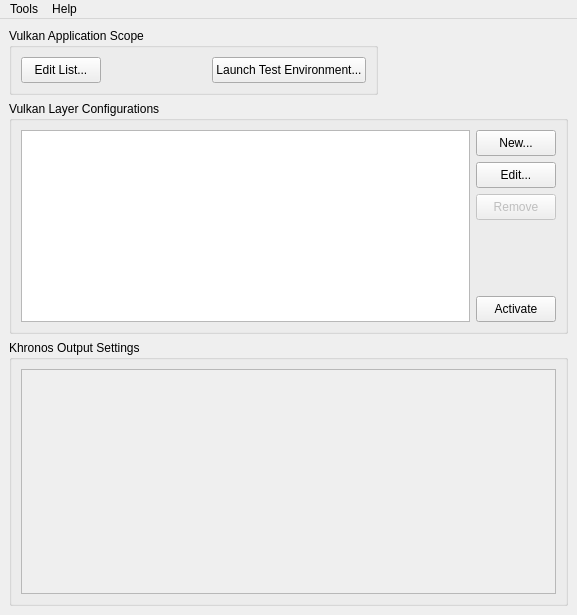
The window that vkconfig/mainwindow.ui (LunarG/VulkanTools) describes before a commit, drawn with Qt 5.
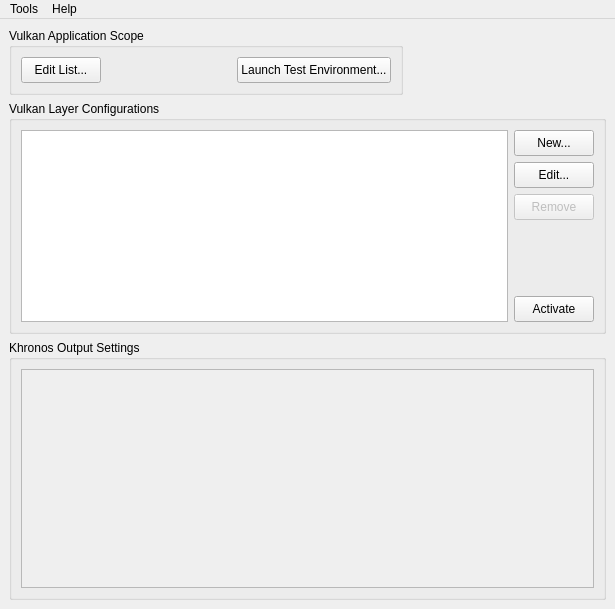
The same window after the commit. Icons and pictures are not drawn.

Commit message: Spacing issues for Linux, probably will help with Windows/Mac as well

What changed in the file:
```diff
--- a/vkconfig/mainwindow.ui
+++ b/vkconfig/mainwindow.ui
@@ -6,13 +6,13 @@
    <rect>
     <x>0</x>
     <y>0</y>
-    <width>577</width>
-    <height>615</height>
+    <width>615</width>
+    <height>609</height>
    </rect>
   </property>
   <property name="minimumSize">
    <size>
-    <width>460</width>
+    <width>615</width>
     <height>585</height>
    </size>
   </property>
@@ -187,8 +187,8 @@
            <rect>
             <x>0</x>
             <y>0</y>
-            <width>537</width>
-            <height>240</height>
+            <width>571</width>
+            <height>205</height>
            </rect>
           </property>
           <layout class="QHBoxLayout" name="horizontalLayout_3"/>
@@ -259,8 +259,8 @@
     <rect>
      <x>0</x>
      <y>0</y>
-     <width>577</width>
-     <height>21</height>
+     <width>615</width>
+     <height>22</height>
     </rect>
    </property>
    <widget class="QMenu" name="menuTools">
```
The commit also changes 5 other files.
